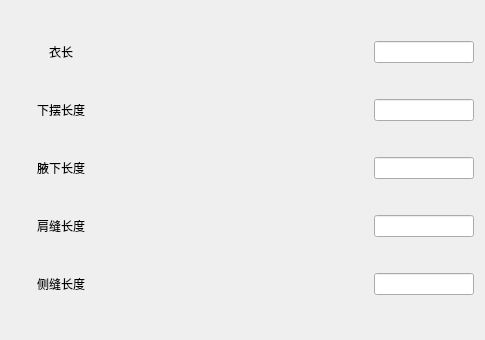
Old version of the form ui/input_length_param_widget.ui in the repository Mrjiong-ff/syt_hmi.
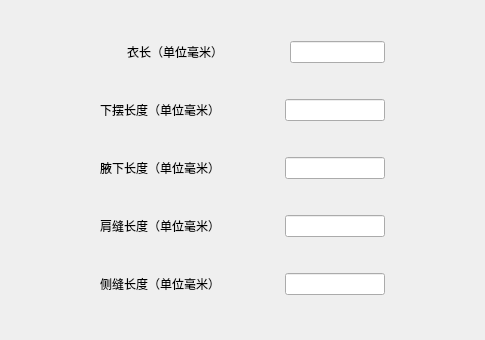
New version of the form.

```diff
--- a/ui/input_length_param_widget.ui
+++ b/ui/input_length_param_widget.ui
@@ -14,18 +14,24 @@
    <string>Form</string>
   </property>
   <layout class="QVBoxLayout" name="verticalLayout">
+   <property name="leftMargin">
+    <number>100</number>
+   </property>
+   <property name="rightMargin">
+    <number>100</number>
+   </property>
    <item>
     <layout class="QHBoxLayout" name="horizontalLayout_8">
      <item>
       <widget class="QLabel" name="cloth_length_label">
        <property name="minimumSize">
         <size>
-         <width>100</width>
+         <width>150</width>
          <height>0</height>
         </size>
        </property>
        <property name="text">
-        <string>衣长</string>
+        <string>衣长（单位毫米）</string>
        </property>
        <property name="alignment">
         <set>Qt::AlignCenter</set>
@@ -68,7 +74,7 @@
         </size>
        </property>
        <property name="text">
-        <string>下摆长度</string>
+        <string>下摆长度（单位毫米）</string>
        </property>
        <property name="alignment">
         <set>Qt::AlignCenter</set>
@@ -111,7 +117,7 @@
         </size>
        </property>
        <property name="text">
-        <string>腋下长度</string>
+        <string>腋下长度（单位毫米）</string>
        </property>
        <property name="alignment">
         <set>Qt::AlignCenter</set>
@@ -154,7 +160,7 @@
         </size>
        </property>
        <property name="text">
-        <string>肩缝长度</string>
+        <string>肩缝长度（单位毫米）</string>
        </property>
        <property name="alignment">
         <set>Qt::AlignCenter</set>
@@ -197,7 +203,7 @@
         </size>
        </property>
        <property name="text">
-        <string>侧缝长度</string>
+        <string>侧缝长度（单位毫米）</string>
        </property>
        <property name="alignment">
         <set>Qt::AlignCenter</set>
```
